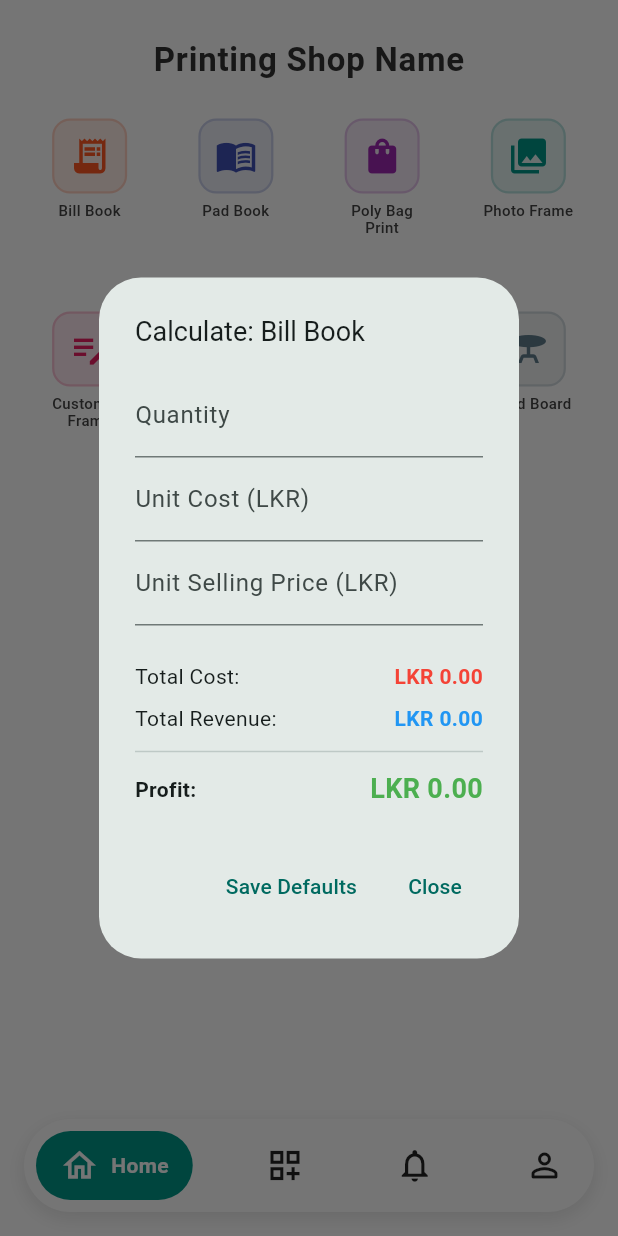
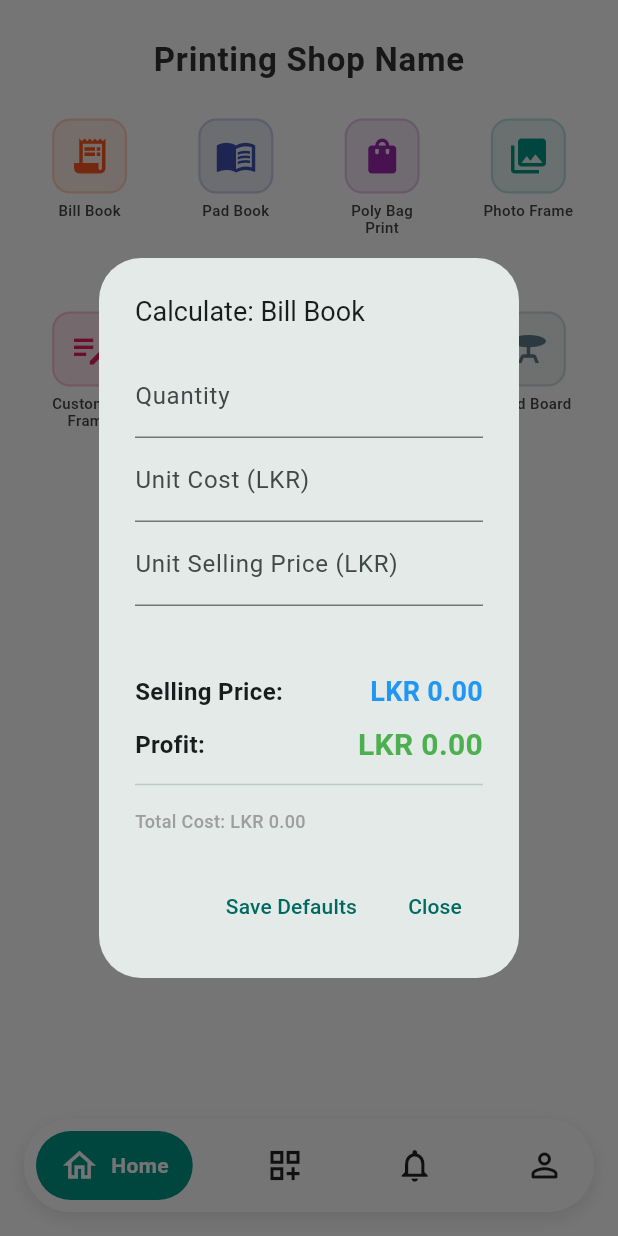
Before and after one commit to sanjeewa97/Inkup, a Flutter app: the screen it shows after launch, after a tap on "Bill Book", on a phone screen of 412 x 824 dp. Run offline on Flutter 3.47's test engine with Material 3 defaults, Android fonts, the phone set to English and light mode, and no system bars.

Commit message:
Refactor calculator UI: Highlight Selling Price/Profit, deemphasize Cost

```diff
--- a/lib/home_screen.dart
+++ b/lib/home_screen.dart
@@ -273,10 +273,30 @@ class _CalculatorDialogState extends State<CalculatorDialog> {
               onChanged: (_) => _calculate(),
             ),
             const SizedBox(height: 20),
-            _buildResultRow('Total Cost:', _totalCost, Colors.red),
-            _buildResultRow('Total Revenue:', _totalRevenue, Colors.blue),
+            const SizedBox(height: 20),
+            // Selling Price (formerly Revenue)
+            _buildResultRow('Selling Price:', _totalRevenue, Colors.blue, isBold: true),
+
+            // Profit
+            _buildResultRow('Profit:', _profit, Colors.green, isBold: true, fontSize: 20),
+
             const Divider(),
-            _buildResultRow('Profit:', _profit, Colors.green, isBold: true),
+
+            // Total Cost (Small, Bottom Left)
+            Align(
+              alignment: Alignment.centerLeft,
+              child: Padding(
+                padding: const EdgeInsets.only(top: 8.0),
+                child: Text(
+                  'Total Cost: LKR ${_totalCost.toStringAsFixed(2)}',
+                  style: const TextStyle(
+                    fontSize: 12,
+                    color: Colors.grey,
+                    fontWeight: FontWeight.w500,
+                  ),
+                ),
+              ),
+            ),
           ],
         ),
       ),
@@ -293,19 +313,19 @@ class _CalculatorDialogState extends State<CalculatorDialog> {
     );
   }
 
-  Widget _buildResultRow(String label, double value, Color color, {bool isBold = false}) {
+  Widget _buildResultRow(String label, double value, Color color, {bool isBold = false, double fontSize = 14}) {
     return Padding(
       padding: const EdgeInsets.symmetric(vertical: 4.0),
       child: Row(
         mainAxisAlignment: MainAxisAlignment.spaceBetween,
         children: [
-          Text(label, style: TextStyle(fontWeight: isBold ? FontWeight.bold : FontWeight.normal)),
+          Text(label, style: TextStyle(fontWeight: isBold ? FontWeight.bold : FontWeight.normal, fontSize: isBold ? 16 : 14)),
           Text(
             'LKR ${value.toStringAsFixed(2)}',
             style: TextStyle(
               color: color,
               fontWeight: FontWeight.bold,
-              fontSize: isBold ? 18 : 14,
+              fontSize: isBold ? (fontSize > 14 ? fontSize : 18) : 14,
             ),
           ),
         ],
```
